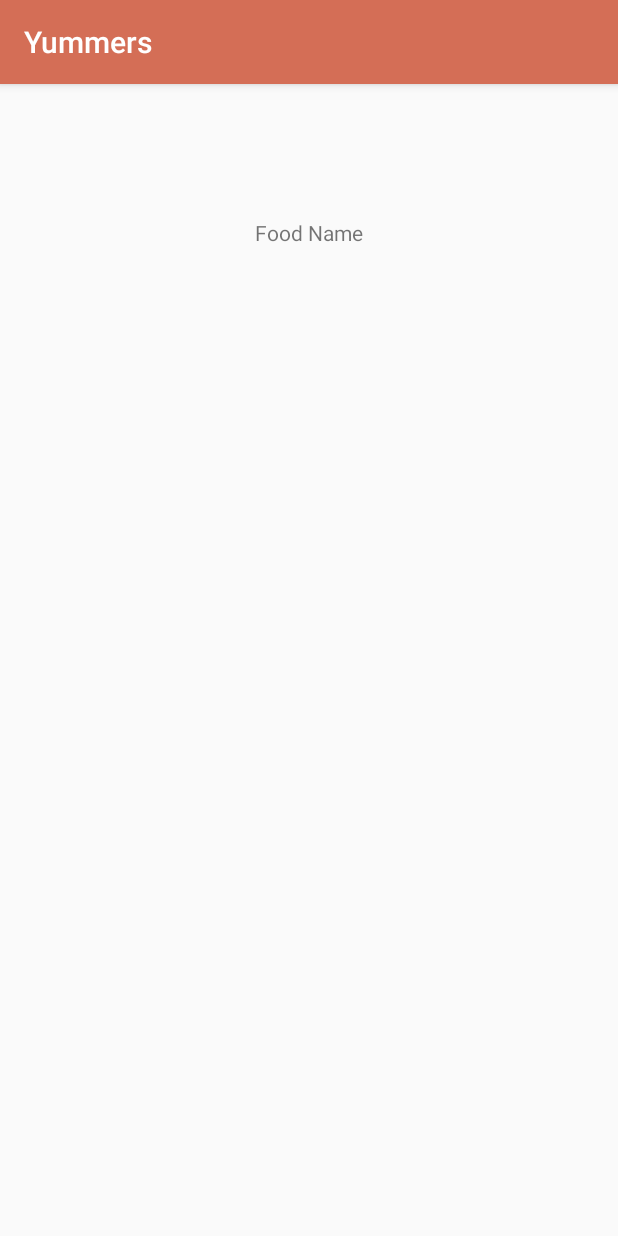
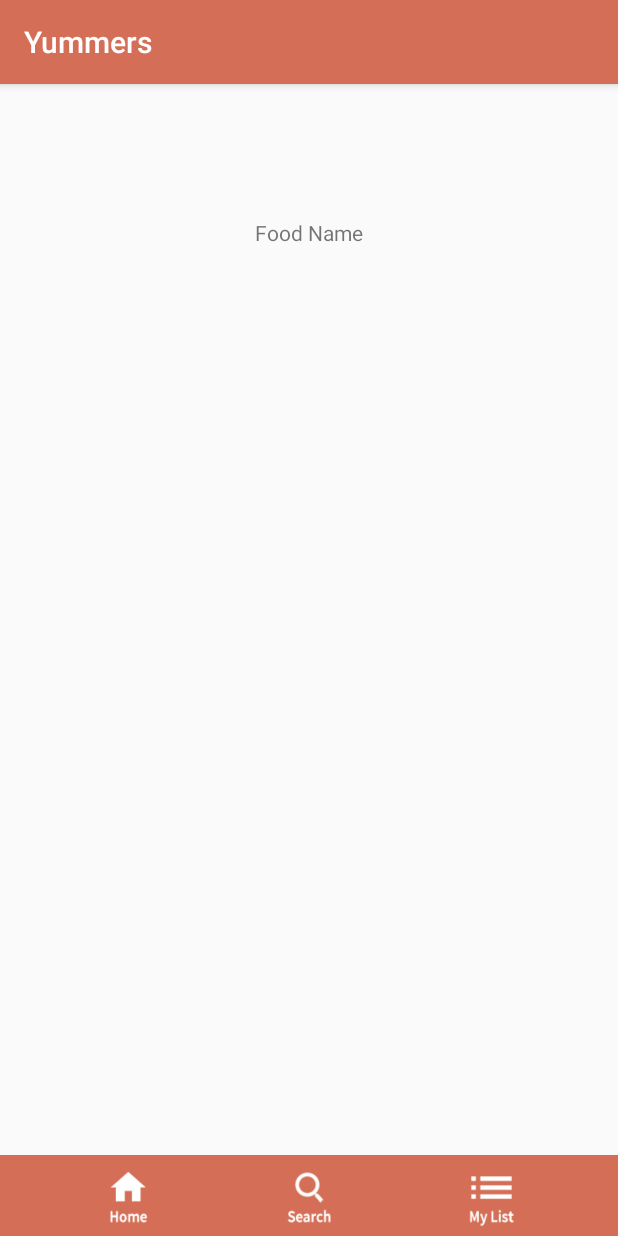
Before and after one commit to jco-requints/Yummers, an Android app: the ShowRecipe screen opened directly, with no data from a screen before it, on a phone screen of 412 x 824 dp. Run offline under Robolectric (Android 15) with nearby library versions, the phone set to English and light mode, and no system bars.

Commit message:
fixed responsiveness

```diff
--- a/app/build.gradle
+++ b/app/build.gradle
@@ -25,4 +25,5 @@ dependencies {
     testImplementation 'junit:junit:4.12'
     androidTestImplementation 'com.android.support.test:runner:1.0.1'
     androidTestImplementation 'com.android.support.test.espresso:espresso-core:3.0.1'
+    implementation 'com.android.support:gridlayout-v7:28.+'
 }
--- a/app/src/main/res/layout/display_recipes.xml
+++ b/app/src/main/res/layout/display_recipes.xml
@@ -76,18 +76,11 @@
 
     <ListView
         android:id="@+id/foodList"
-        android:layout_width="368dp"
+        android:layout_width="match_parent"
         android:layout_height="367dp"
-        android:layout_marginStart="8dp"
-        android:layout_marginLeft="8dp"
-        android:layout_marginTop="8dp"
-        android:layout_marginEnd="8dp"
-        android:layout_marginRight="8dp"
-        android:layout_marginBottom="8dp"
         app:layout_constraintBottom_toBottomOf="@+id/constraintLayout2"
         app:layout_constraintEnd_toEndOf="parent"
-        app:layout_constraintHorizontal_bias="1.0"
         app:layout_constraintStart_toStartOf="parent"
         app:layout_constraintTop_toTopOf="parent"
-        app:layout_constraintVertical_bias="0.515" />
+        app:layout_constraintVertical_bias="0.58" />
 </android.support.constraint.ConstraintLayout>
--- a/app/src/main/res/layout/show_recipe.xml
+++ b/app/src/main/res/layout/show_recipe.xml
@@ -5,6 +5,63 @@
     xmlns:tools="http://schemas.android.com/tools"
     android:layout_width="match_parent"
     android:layout_height="match_parent">
+
+    <android.support.constraint.ConstraintLayout
+        android:id="@+id/constraintLayout2"
+        android:layout_width="match_parent"
+        android:layout_height="54dp"
+        android:background="@color/colorPrimary"
+        app:layout_constraintBottom_toBottomOf="parent"
+        app:layout_constraintEnd_toEndOf="parent"
+        app:layout_constraintHorizontal_bias="1.0"
+        app:layout_constraintStart_toStartOf="parent"
+        app:layout_constraintTop_toBottomOf="@+id/food_category"
+        app:layout_constraintVertical_bias="1.0">
+
+        <ImageButton
+            android:id="@+id/list"
+            android:layout_width="72dp"
+            android:layout_height="54dp"
+            android:background="?android:selectableItemBackground"
+            android:scaleType="centerInside"
+            app:layout_constraintBottom_toBottomOf="parent"
+            app:layout_constraintEnd_toEndOf="parent"
+            app:layout_constraintHorizontal_bias="0.273"
+            app:layout_constraintStart_toEndOf="@+id/search"
+            app:layout_constraintTop_toBottomOf="@+id/scrollView"
+            app:srcCompat="@drawable/list" />
+
+        <ImageButton
+            android:id="@+id/home"
+            android:layout_width="72dp"
+            android:layout_height="54dp"
+            android:background="?android:selectableItemBackground"
+            android:cropToPadding="false"
+            android:onClick="process"
+            android:scaleType="centerInside"
+            app:layout_constraintBottom_toBottomOf="parent"
+            app:layout_constraintEnd_toStartOf="@+id/search"
+            app:layout_constraintHorizontal_bias="0.767"
+            app:layout_constraintStart_toStartOf="parent"
+            app:layout_constraintTop_toBottomOf="@+id/scrollView"
+            app:layout_constraintVertical_bias="0.0"
+            app:srcCompat="@drawable/home_icon" />
+
+        <ImageButton
+            android:id="@+id/search"
+            android:layout_width="72dp"
+            android:layout_height="54dp"
+            android:background="?android:selectableItemBackground"
+            android:scaleType="centerInside"
+            app:layout_constraintBottom_toBottomOf="parent"
+            app:layout_constraintEnd_toStartOf="@+id/list"
+            app:layout_constraintStart_toEndOf="@+id/home"
+            app:layout_constraintTop_toBottomOf="@+id/scrollView"
+            app:layout_constraintVertical_bias="0.0"
+            app:srcCompat="@drawable/search_icon" />
+
+
+    </android.support.constraint.ConstraintLayout>
 
     <TextView
         android:id="@+id/food_name"
@@ -25,12 +82,11 @@
 
     <ListView
         android:id="@+id/ingredientsList"
-        android:layout_width="368dp"
+        android:layout_width="match_parent"
         android:layout_height="343dp"
-        android:layout_marginTop="8dp"
-        android:layout_marginBottom="8dp"
         app:layout_constraintBottom_toBottomOf="parent"
         app:layout_constraintEnd_toEndOf="parent"
+        app:layout_constraintStart_toStartOf="parent"
         app:layout_constraintTop_toTopOf="parent"
         app:layout_constraintVertical_bias="0.572" />
 
```
